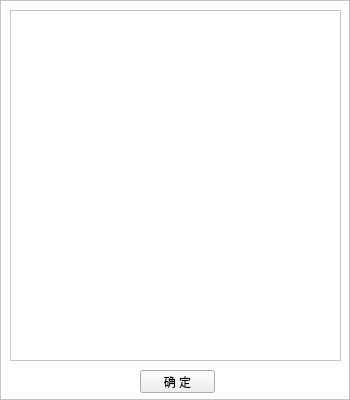
First picture: the form in buylist.ui, repository cbt-98/Supermarket-Management-System, before the edit.
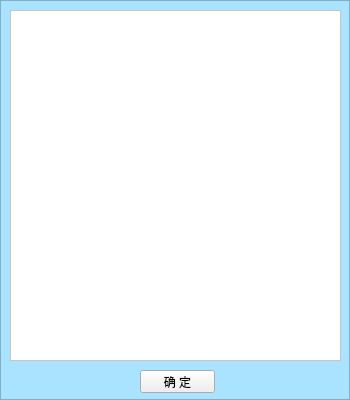
Second picture: the form after the edit.

Diff of the .ui file:
```diff
--- a/buylist.ui
+++ b/buylist.ui
@@ -58,7 +58,8 @@
     </rect>
    </property>
    <property name="styleSheet">
-    <string notr="true">background-color: rgb(255, 255, 255);</string>
+    <string notr="true">
+background-color: rgb(170, 227, 255);</string>
    </property>
    <property name="frameShape">
     <enum>QFrame::StyledPanel</enum>
```
